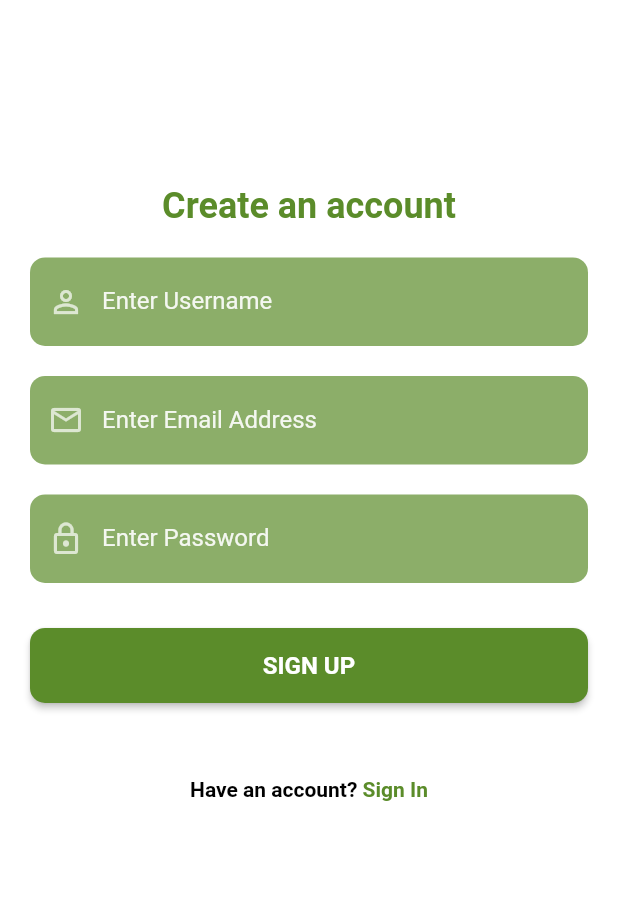
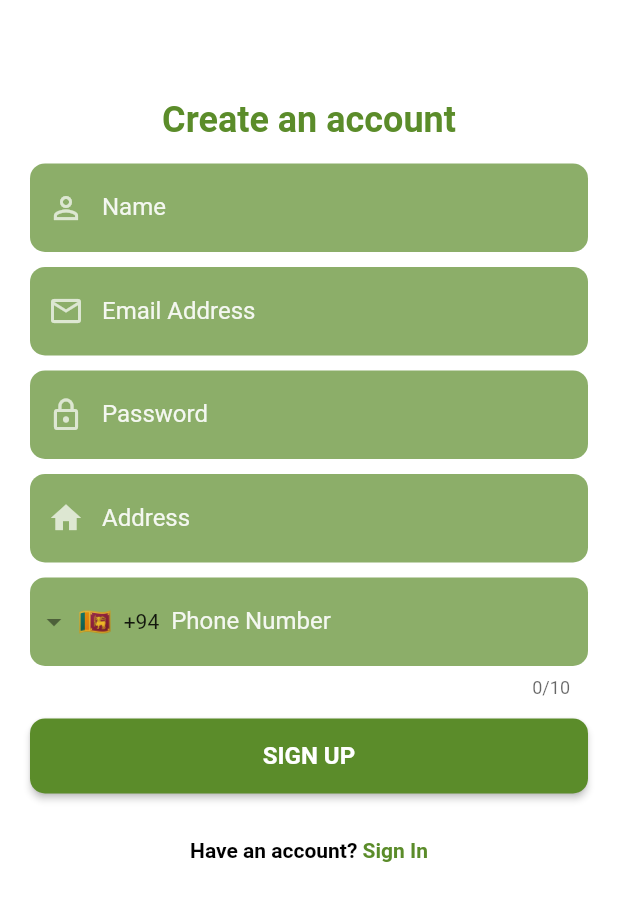
Before and after one commit to afraj18/tfortdemo, a Flutter app: the screen it shows after launch, after a tap on "SIGN IN", after a tap on "Sign Up", on a phone screen of 412 x 824 dp. Shown: the top 901 px of the screen. Run offline on Flutter 3.47's test engine with Material 2 defaults, Android fonts, the light colour scheme and no system bars; drawn by our look-alikes of intl_phone_field; our stand-ins replace cloud_firestore, firebase_auth, firebase_core, flutter_spinkit; accounts and stored records are empty.

Commit message:
UserModel Created

```diff
--- a/lib/Screens/signInScreen.dart
+++ b/lib/Screens/signInScreen.dart
@@ -6,6 +6,7 @@ import 'package:flutter/material.dart';
 // import 'package:tfortdemo/Screens/signUpScreen.dart';
 import 'package:tfortdemo/reusable_widgets/reusable_widget.dart';
 import 'package:tfortdemo/services/auth.dart';
+import 'package:tfortdemo/shared/loading.dart';
 import 'package:tfortdemo/utills/colors_utills.dart';
 
 class SignInScreen extends StatefulWidget {
@@ -27,7 +28,9 @@ class _SignInScreenState extends State<SignInScreen> {
   @override
   Widget build(BuildContext context) {
     // ignore: prefer_const_constructors
-    return Scaffold(
+    return loading
+        ? Loading()
+        : Scaffold(
             body: Container(
               width: MediaQuery.of(context).size.width,
               height: MediaQuery.of(context).size.height,
@@ -45,13 +48,13 @@ class _SignInScreenState extends State<SignInScreen> {
                       SizedBox(
                         height: 20,
                       ),
-                reusableEmailField("Enter email", Icons.email_outlined, false,
-                    _emailController),
+                      reusableEmailField("Enter email", Icons.email_outlined,
+                          false, _emailController),
                       SizedBox(
                         height: 20,
                       ),
-                reusablePasswordField(
-                    "Enter Password", Icons.lock_outline, _passwordController),
+                      reusablePasswordField("Enter Password",
+                          Icons.lock_outline, _passwordController),
                       SizedBox(
                         height: 10,
                       ),
@@ -60,13 +63,20 @@ class _SignInScreenState extends State<SignInScreen> {
                         true,
                         () async {
                           if (_formKey.currentState!.validate()) {
-                      print(_emailController.text);
-                      print(_passwordController.text);
-
-                      dynamic result = await _auth.signInWithEmailAndPassword(
-                          _emailController.text, _passwordController.text);
+                            // print(_emailController.text);
+                            // print(_passwordController.text);
+                            setState(() {
+                              loading = true;
+                            });
+                            dynamic result =
+                                await _auth.signInWithEmailAndPassword(
+                                    _emailController.text,
+                                    _passwordController.text);
                             if (result == null) {
-                        setState(() => error = "Invalid email / password");
+                              setState(() {
+                                loading = false;
+                                error = "Invalid email / password";
+                              });
                             }
                           }
                           // print(_emailController);
@@ -95,31 +105,11 @@ class _SignInScreenState extends State<SignInScreen> {
                       SizedBox(
                         height: 1,
                       ),
-
                       Text(
                         error,
                         style: TextStyle(color: Colors.red),
                       ),
                       SignUpOption(),
-                // ElevatedButton(
-                //   style: ButtonStyle(
-                //     backgroundColor: MaterialStateProperty.resolveWith(
-                //       (states) {
-                //         return hexStringToColor("#5b8c2a");
-                //       },
-                //     ),
-                //   ),
-                //   onPressed: () async {
-                //     dynamic result = await _auth.signInAnnoy();
-                //     if (result == null) {
-                //       print("error in Sign in");
-                //     } else {
-                //       print("Sign In");
-                //       print(result.uid);
-                //     }
-                //   },
-                //   child: Text("Sign In Annoymious"),
-                // ),
                     ],
                   ),
                 ),
--- a/lib/Screens/signUpScreen.dart
+++ b/lib/Screens/signUpScreen.dart
@@ -4,6 +4,7 @@ import 'package:flutter/material.dart';
 
 import 'package:tfortdemo/reusable_widgets/reusable_widget.dart';
 import 'package:tfortdemo/services/auth.dart';
+import 'package:tfortdemo/shared/loading.dart';
 import 'package:tfortdemo/utills/colors_utills.dart';
 
 class SignUpScreen extends StatefulWidget {
@@ -19,16 +20,21 @@ class _SignUpScreenState extends State<SignUpScreen> {
   TextEditingController _userNameController = TextEditingController();
   TextEditingController _emailNameController = TextEditingController();
   TextEditingController _passwordNameController = TextEditingController();
+  TextEditingController _addressController = TextEditingController();
+  TextEditingController _phoneNoController = TextEditingController();
 
   final AuthService _auth = AuthService();
   final _formKey = GlobalKey<FormState>();
+  bool loading = false;
   String email = '';
   String password = '';
   String error = '';
 
   @override
   Widget build(BuildContext context) {
-    return Scaffold(
+    return loading
+        ? Loading()
+        : Scaffold(
             extendBodyBehindAppBar: true,
             appBar: AppBar(
               iconTheme: IconThemeData(
@@ -53,7 +59,7 @@ class _SignUpScreenState extends State<SignUpScreen> {
               child: SingleChildScrollView(
                 child: Padding(
                   padding: EdgeInsets.fromLTRB(
-                20, MediaQuery.of(context).size.height * .15, 20, 0),
+                      20, MediaQuery.of(context).size.height * .08, 20, 0),
                   child: Form(
                     key: _formKey,
                     child: Column(
@@ -68,68 +74,68 @@ class _SignUpScreenState extends State<SignUpScreen> {
                           ),
                         ),
                         const SizedBox(
-                    height: 20,
+                          height: 15,
                         ),
-                  reusableTextField("Enter Username", Icons.person_outline,
-                      false, _userNameController),
+                        reusableTextField("Name", Icons.person_outline, false,
+                            _userNameController),
                         const SizedBox(
-                    height: 20,
+                          height: 10,
                         ),
-                  reusableEmailField("Enter Email Address",
+                        reusableEmailField("Email Address",
                             Icons.email_outlined, false, _emailNameController),
                         const SizedBox(
-                    height: 20,
+                          height: 10,
                         ),
-                  reusablePasswordField("Enter Password", Icons.lock_outline,
+                        reusablePasswordField("Password", Icons.lock_outline,
                             _passwordNameController),
                         const SizedBox(
-                    height: 20,
+                          height: 10,
+                        ),
+                        reusableTextField(
+                            "Address", Icons.home, false, _addressController),
+                        const SizedBox(
+                          height: 10,
+                        ),
+                        reusableNumberField("Phone Number", Icons.phone, false,
+                            _phoneNoController),
+                        const SizedBox(
+                          height: 3,
                         ),
                         signInSignUpButton(
                           context,
                           false,
                           () async {
                             if (_formKey.currentState!.validate()) {
-                        print(_emailNameController.text);
-                        print(_passwordNameController.text);
-                        dynamic result = _auth.registerWithEmailAndPassword(
+                              // print(_emailNameController.text);
+                              // print(_passwordNameController.text);
+                              setState(() {
+                                loading = true;
+                              });
+                              dynamic result =
+                                  _auth.registerWithEmailAndPassword(
                                       _emailNameController.text,
-                            _passwordNameController.text);
+                                      _passwordNameController.text,
+                                      _userNameController.text,
+                                      _addressController.text,
+                                      _phoneNoController.text);
                               if (result == null) {
-                          setState(() => error = "Please set a valid email");
+                                setState(() {
+                                  error = "Please set a valid email";
+                                  loading = false;
+                                });
                               }
                             }
-                      // if (_emailNameController.text.isNotEmpty &&
-                      //     _passwordNameController.text.isNotEmpty &&
-                      //     _userNameController.text.isNotEmpty) {
-                      //   await FirebaseAuth.instance
-                      //       .createUserWithEmailAndPassword(
-                      //           email: _emailNameController.text,
-                      //           password: _passwordNameController.text)
-                      //       .then((value) {
-                      //     Navigator.push(
-                      //       context,
-                      //       MaterialPageRoute(
-                      //         builder: (context) => homeScreen(),
-                      //       ),
-                      //     );
-                      //   }).onError((error, stackTrace) {
-                      //     print("Error ${error.toString()}");
-                      //   });
-                      // } else {
-                      //   print("Fill all inputs");
-                      // }
                           },
                         ),
                         SizedBox(
-                    height: 12,
+                          height: 2,
                         ),
                         Text(
                           error,
                           style: TextStyle(color: Colors.red),
                         ),
                         SizedBox(
-                    height: 12,
+                          height: 2,
                         ),
                         SignInOption(),
                       ],
--- a/lib/main.dart
+++ b/lib/main.dart
@@ -6,6 +6,7 @@ import 'package:provider/provider.dart';
 import 'package:tfortdemo/Screens/wrapper.dart';
 import 'package:tfortdemo/models/user.dart';
 import 'package:tfortdemo/services/auth.dart';
+import 'package:tfortdemo/utills/colors_utills.dart';
 
 void main() async {
   WidgetsFlutterBinding.ensureInitialized();
@@ -23,6 +24,10 @@ class MyApp extends StatelessWidget {
       initialData: null,
       child: MaterialApp(
         home: Wrapper(),
+        title: "Trash4Trade",
+        theme: ThemeData(
+          primaryColor: hexStringToColor("#5b8c2a"),
+        ),
         debugShowCheckedModeBanner: false,
       ),
     );
--- /dev/null
+++ b/lib/models/userData.dart
@@ -0,0 +1,10 @@
+// ignore_for_file: file_names
+
+class UserList {
+  final String? address;
+  final String? email;
+  final String? name;
+  final String? phoneNo;
+  final String? userType;
+  UserList({this.address, this.email, this.name, this.phoneNo, this.userType});
+}
--- a/lib/provider/product_provider.dart
+++ /dev/null
@@ -1,28 +0,0 @@
-// ignore_for_file: avoid_print
-
-import 'package:flutter/material.dart';
-
-class ProductProvider with ChangeNotifier {
-  String? _name;
-  double? _price;
-  String? _productID;
-
-  //Getter
-  String? get name => _name;
-  double? get price => _price;
-
-  //Setter
-  changeName(String value) {
-    _name = value;
-    notifyListeners();
-  }
-
-  changePrice(String value) {
-    _price = double.parse(value);
-    notifyListeners();
-  }
-
-  saveProduct() {
-    print("Hello");
-  }
-}
--- a/lib/reusable_widgets/reusable_widget.dart
+++ b/lib/reusable_widgets/reusable_widget.dart
@@ -1,6 +1,7 @@
 // ignore_for_file: prefer_const_constructors
 
 import 'package:flutter/material.dart';
+import 'package:intl_phone_field/intl_phone_field.dart';
 
 import 'package:tfortdemo/utills/colors_utills.dart';
 
@@ -103,6 +104,49 @@ TextFormField reusableEmailField(String text, IconData icon,
   );
 }
 
+IntlPhoneField reusableNumberField(String text, IconData icon,
+    bool isPasswordType, TextEditingController controller) {
+  return IntlPhoneField(
+    initialCountryCode: 'LK',
+    validator: (val) {
+      if (val == null) {
+        return "Phone number is not specified";
+      } // else if (!regex.hasMatch(val)) {
+      //   return "Invalid email format";
+      // }
+      return null;
+    },
+    // (val) => val!.isEmpty ? 'Enter an email address' : null,
+    controller: controller,
+    obscureText: isPasswordType,
+    cursorColor: Colors.white,
+    style: TextStyle(
+      color: Colors.white.withOpacity(.9),
+    ),
+    decoration: InputDecoration(
+      prefixIcon: Icon(
+        icon,
+        color: Colors.white70,
+      ),
+      labelText: text,
+      labelStyle: TextStyle(
+        color: Colors.white70.withOpacity(.9),
+      ),
+      filled: true,
+      floatingLabelBehavior: FloatingLabelBehavior.never,
+      fillColor: hexStringToColor("#5b8c2a").withOpacity(.7),
+      border: OutlineInputBorder(
+        borderRadius: BorderRadius.circular(10.0),
+        borderSide: const BorderSide(
+          width: 0,
+          style: BorderStyle.none,
+        ),
+      ),
+    ),
+    keyboardType: TextInputType.number,
+  );
+}
+
 TextFormField reusablePasswordField(
     String text, IconData icon, TextEditingController controller) {
   return TextFormField(
--- a/lib/services/auth.dart
+++ b/lib/services/auth.dart
@@ -3,6 +3,7 @@
 import 'package:firebase_auth/firebase_auth.dart';
 
 import 'package:tfortdemo/models/user.dart';
+import 'package:tfortdemo/services/database.dart';
 
 class AuthService {
   final FirebaseAuth _auth = FirebaseAuth.instance;
@@ -32,11 +33,26 @@ class AuthService {
   }
 
   //Register in with Email pass
-  Future registerWithEmailAndPassword(String email, String password) async {
+  Future registerWithEmailAndPassword(
+    String email,
+    String password,
+    String name,
+    String address,
+    String phoneNo,
+  ) async {
     try {
       UserCredential result = await _auth.createUserWithEmailAndPassword(
           email: email, password: password);
       User? user = result.user;
+
+      // Create new document for the user with uid
+      await DatabaseService(uid: user!.uid).UpdateUserData(
+        name,
+        email,
+        "Investor",
+        address,
+        phoneNo,
+      );
       return _userFromFirebaseUser(user);
     } catch (e) {
       print(e.toString());
--- /dev/null
+++ b/lib/services/database.dart
@@ -0,0 +1,41 @@
+// ignore_for_file: non_constant_identifier_names, unused_element, avoid_print
+
+import 'package:cloud_firestore/cloud_firestore.dart';
+import 'package:tfortdemo/models/userData.dart';
+
+class DatabaseService {
+  final String? uid;
+  DatabaseService({this.uid});
+  // Collection Reference
+  final CollectionReference eComeCollection =
+      FirebaseFirestore.instance.collection('t4tECom');
+
+  Future UpdateUserData(String name, String email, String userType,
+      String address, String phoneNo) async {
+    return await eComeCollection.doc(uid).set({
+      'name': name,
+      'email': email,
+      'userType': userType,
+      'address': address,
+      'phoneNo': phoneNo,
+    }).onError((error, stackTrace) => print(error.toString()));
+  }
+
+  // UserList From DB
+  List<UserList> _UserDataListFromSnapshot(QuerySnapshot snapshot) {
+    return snapshot.docs.map((doc) {
+      return UserList(
+        address: (doc.data() as dynamic)['address'] ?? '',
+        email: (doc.data() as dynamic)['email'] ?? '',
+        name: (doc.data() as dynamic)['name'] ?? '',
+        phoneNo: (doc.data() as dynamic)['phoneNo'] ?? '',
+        userType: (doc.data() as dynamic)['userType'] ?? '',
+      );
+    }).toList();
+  }
+
+  // Get Ecom User Stream
+  Stream<List<UserList>> get UserData {
+    return eComeCollection.snapshots().map(_UserDataListFromSnapshot);
+  }
+}
--- a/lib/utills/colors_utills.dart
+++ b/lib/utills/colors_utills.dart
@@ -7,3 +7,4 @@ hexStringToColor(String hexColor) {
   }
   return Color(int.parse(hexColor, radix: 16));
 }
+// hexStringToColor("#5b8c2a")
```
Also changed, not shown: lib/Screens/authenticate/sign_In.dart (deleted, +0 -24 lines), lib/Screens/edit_product.dart (deleted, +0 -76 lines), lib/Screens/home/home.dart (+38 -2 lines), lib/Screens/home/userDataList.dart (added, +30 -0 lines), lib/Screens/home/userTitle.dart (added, +29 -0 lines), lib/Screens/homeScreen.dart (deleted, +0 -90 lines), lib/Screens/products.dart (deleted, +0 -38 lines), lib/models/product.dart (deleted, +0 -9 lines), pubspec.yaml (+14 -0 lines), pubspec.lock. Lines whose indentation alone changed are shown as unchanged.
